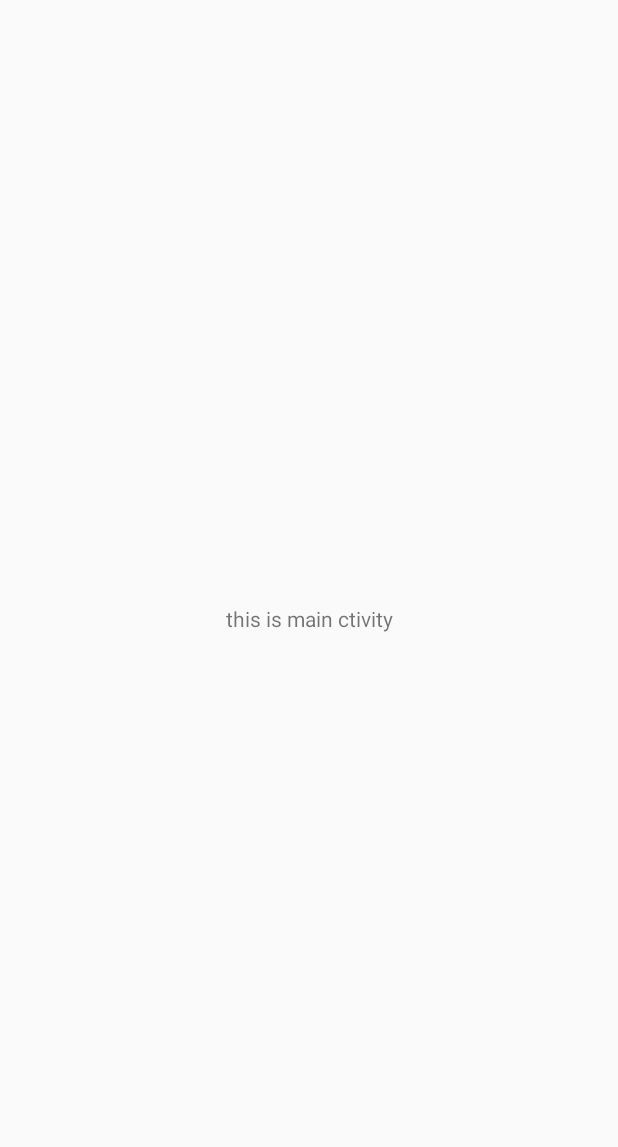
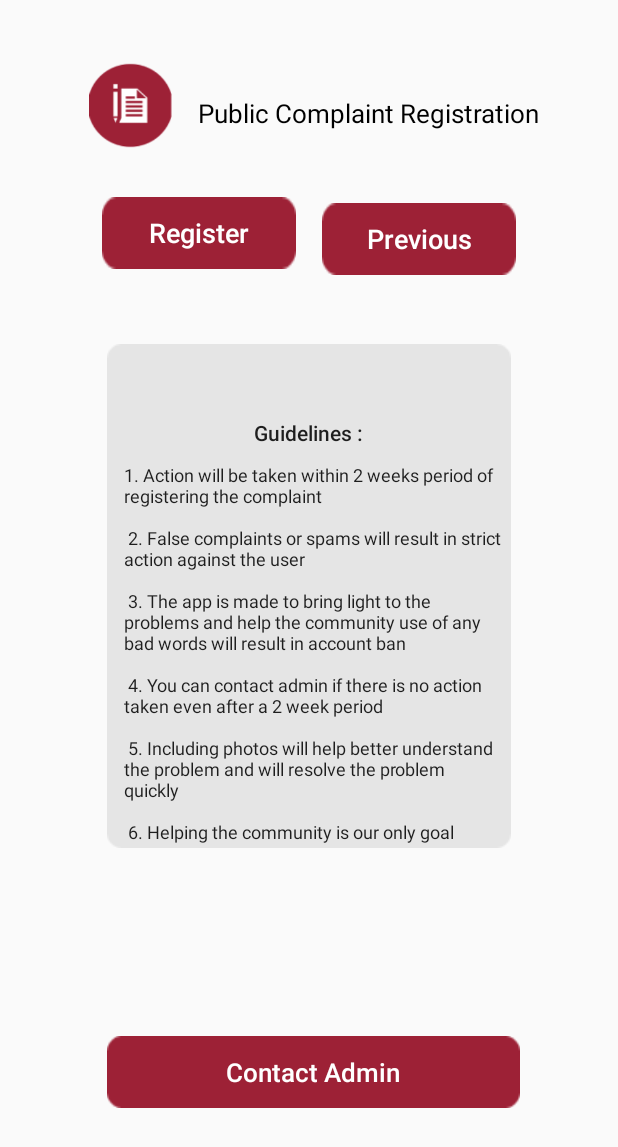
Before and after one commit to yashj411/Public-Complaint-Registration-App, an Android app: the MainActivity screen opened directly, with no data from a screen before it, on a phone screen of 412 x 824 dp. Before the commit the part shown is almost empty. Shown: the top 1147 px of the screen. Run offline under Robolectric (Android 15) with nearby library versions, the phone set to English and light mode, and no system bars; our stand-ins replace Firebase (no records; nobody signed in at launch, a user with empty details on screens opened directly).

Commit message:
Main activity_main.xml done

```diff
--- a/app/src/main/res/layout/activity_main.xml
+++ b/app/src/main/res/layout/activity_main.xml
@@ -7,10 +7,115 @@
     android:layout_height="match_parent"
     tools:context=".MainActivity">
 
+    <ImageView
+        android:id="@+id/logo"
+        android:layout_width="66dp"
+        android:layout_height="58dp"
+        app:layout_constraintBottom_toBottomOf="parent"
+        app:layout_constraintEnd_toEndOf="parent"
+        app:layout_constraintHorizontal_bias="0.156"
+        app:layout_constraintStart_toStartOf="parent"
+        app:layout_constraintTop_toTopOf="parent"
+        app:layout_constraintVertical_bias="0.054"
+        app:srcCompat="@drawable/pcrlogo" />
+
     <TextView
+        android:id="@+id/titleText"
         android:layout_width="wrap_content"
         android:layout_height="wrap_content"
-        android:text="this is main ctivity"
+        android:text="Public Complaint Registration"
+        android:textColor="@color/black"
+        android:textSize="17dp"
+        app:layout_constraintBottom_toBottomOf="parent"
+        app:layout_constraintEnd_toEndOf="parent"
+        app:layout_constraintHorizontal_bias="0.718"
+        app:layout_constraintStart_toStartOf="parent"
+        app:layout_constraintTop_toTopOf="parent"
+        app:layout_constraintVertical_bias="0.079" />
+
+    <ImageView
+        android:id="@+id/imageView5"
+        android:layout_width="wrap_content"
+        android:layout_height="wrap_content"
+        android:layout_marginStart="71dp"
+        android:layout_marginTop="46dp"
+        android:layout_marginEnd="71dp"
+        app:layout_constraintEnd_toEndOf="parent"
+        app:layout_constraintHorizontal_bias="0.0"
+        app:layout_constraintStart_toStartOf="parent"
+        app:layout_constraintTop_toBottomOf="@+id/button3"
+        app:srcCompat="@drawable/guidelines" />
+
+    <TextView
+        android:id="@+id/textView4"
+        android:layout_width="wrap_content"
+        android:layout_height="wrap_content"
+        android:layout_marginStart="168dp"
+        android:layout_marginTop="232dp"
+        android:layout_marginEnd="169dp"
+        android:layout_marginBottom="480dp"
+        android:text="Guidelines :"
+        android:textAppearance="@style/TextAppearance.AppCompat.Body2"
+        app:layout_constraintBottom_toBottomOf="parent"
+        app:layout_constraintEnd_toEndOf="parent"
+        app:layout_constraintStart_toStartOf="parent"
+        app:layout_constraintTop_toTopOf="parent" />
+
+    <Button
+        android:id="@+id/button"
+        android:layout_width="wrap_content"
+        android:layout_height="wrap_content"
+        android:background="@drawable/login"
+        android:text="Contact Admin"
+        android:textAllCaps="false"
+        android:textColor="@android:color/white"
+        android:textSize="17dp"
+        app:layout_constraintBottom_toBottomOf="parent"
+        app:layout_constraintEnd_toEndOf="parent"
+        app:layout_constraintHorizontal_bias="0.522"
+        app:layout_constraintStart_toStartOf="parent"
+        app:layout_constraintTop_toTopOf="parent"
+        app:layout_constraintVertical_bias="0.89" />
+
+    <Button
+        android:id="@+id/button3"
+        android:layout_width="wrap_content"
+        android:layout_height="wrap_content"
+        android:layout_marginTop="48dp"
+        android:layout_marginEnd="68dp"
+        android:background="@drawable/register"
+        android:text="Previous"
+        android:textAllCaps="false"
+        android:textColor="@android:color/white"
+        android:textSize="18sp"
+        app:layout_constraintEnd_toEndOf="parent"
+        app:layout_constraintTop_toBottomOf="@+id/titleText" />
+
+    <Button
+        android:id="@+id/button2"
+        android:layout_width="wrap_content"
+        android:layout_height="wrap_content"
+        android:layout_marginStart="68dp"
+        android:layout_marginTop="32dp"
+        android:background="@drawable/register"
+        android:text="Register"
+        android:textAllCaps="false"
+        android:textColor="@android:color/white"
+        android:textSize="18sp"
+        app:layout_constraintStart_toStartOf="parent"
+        app:layout_constraintTop_toBottomOf="@+id/logo" />
+
+    <TextView
+        android:id="@+id/textView5"
+        android:layout_width="252dp"
+        android:layout_height="300dp"
+        android:layout_marginStart="74dp"
+        android:layout_marginTop="267dp"
+        android:layout_marginEnd="69dp"
+        android:layout_marginBottom="176dp"
+        android:text="1. Action will be taken within 2 weeks period of registering the complaint \n\n 2. False complaints or spams will result in strict action against the user \n\n 3. The app is made to bring light to the problems and help the community use of any bad words will result in account ban \n\n 4. You can contact admin if there is no action taken even after a 2 week period \n\n 5. Including photos will help better understand the problem and will resolve the problem quickly \n\n 6. Helping the community is our only goal  "
+        android:textAppearance="@style/TextAppearance.AppCompat.Body1"
+        android:textSize="12sp"
         app:layout_constraintBottom_toBottomOf="parent"
         app:layout_constraintEnd_toEndOf="parent"
         app:layout_constraintStart_toStartOf="parent"
```
Also changed, not shown: app/src/main/res/drawable-v24/guidelines.png (added), app/src/main/res/drawable-v24/register.png (added).
